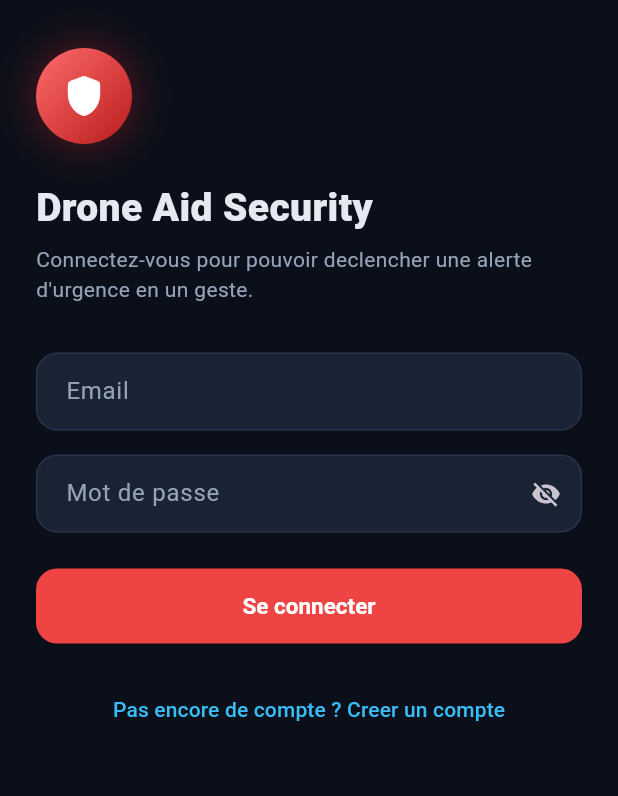
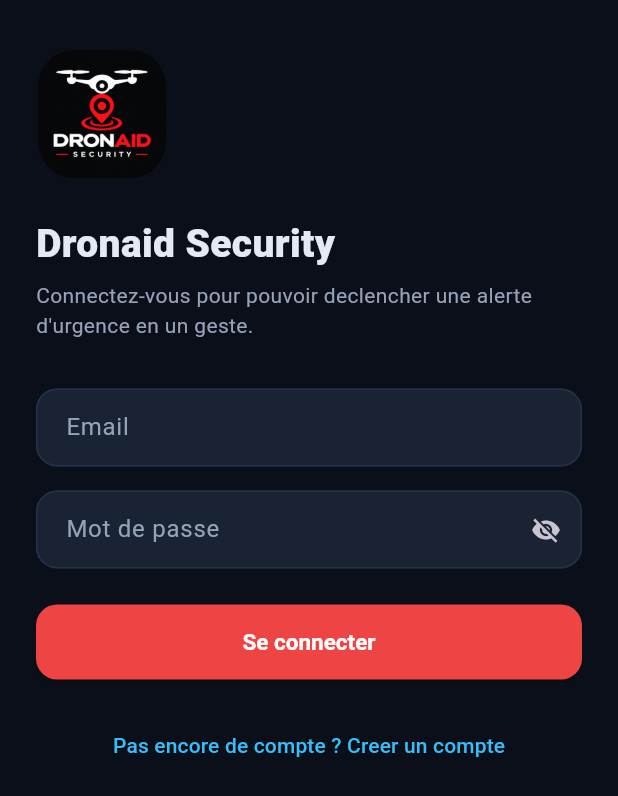
Before and after one commit to chaton2325/Droneprotection-Flutter-frontend, a Flutter app: the screen it shows after launch, on a phone screen of 412 x 824 dp. Shown: the top 796 px of the screen. Run offline on Flutter 3.47's test engine with Material 3 defaults, Android fonts, the phone set to English and light mode, and no system bars; our stand-ins replace camera, geocoding, geolocator, image_picker, permission_handler, shared_preferences and 1 more; missing offline and left inert: crop_your_image, record; accounts and stored records are empty.

Commit message:
feat: Dronaid branding, app icons, mandatory permissions gate, iPhone-only, release signing
- Dronaid logo in app + Android/iOS/web icons; rename to Dronaid
- Mandatory location/camera/mic gate after login with per-permission activation and settings modal
- Simple user role label, iOS Podfile + Xcode Cloud post-clone script, iPhone-only target
- Android release signing config (keystore ignored by git)

Co-Authored-By: Claude Sonnet 5.5 <noreply@anthropic.com>
Claude-Session: https://claude.ai/code/session_01UYChHpDn1zBqjcrwcHu8sc

```diff
--- a/lib/app.dart
+++ b/lib/app.dart
@@ -1,5 +1,6 @@
 import 'package:flutter/material.dart';
 import 'package:provider/provider.dart';
+import 'screens/location_required_screen.dart';
 import 'screens/login_screen.dart';
 import 'screens/require_avatar_screen.dart';
 import 'screens/root_shell.dart';
@@ -13,7 +14,7 @@ class DronaidApp extends StatelessWidget {
   @override
   Widget build(BuildContext context) {
     return MaterialApp(
-      title: 'Drone Aid Security',
+      title: 'Dronaid Security',
       debugShowCheckedModeBanner: false,
       theme: AppTheme.dark,
       darkTheme: AppTheme.dark,
@@ -34,10 +35,11 @@ class AuthGate extends StatelessWidget {
     return switch (auth.status) {
       AuthStatus.unknown => const SplashScreen(),
       AuthStatus.unauthenticated => const LoginScreen(),
-      AuthStatus.authenticated =>
-        user != null && user.canTrigger && user.avatarUrl == null
+      AuthStatus.authenticated => PermissionGate(
+        child: user != null && user.canTrigger && user.avatarUrl == null
             ? const RequireAvatarScreen()
             : const RootShell(),
+      ),
     };
   }
 }
--- a/lib/screens/login_screen.dart
+++ b/lib/screens/login_screen.dart
@@ -2,6 +2,7 @@ import 'package:flutter/material.dart';
 import 'package:provider/provider.dart';
 import '../state/auth_provider.dart';
 import '../theme/app_theme.dart';
+import '../widgets/dronaid_logo.dart';
 import '../widgets/primary_button.dart';
 import 'register_screen.dart';
 
@@ -44,32 +45,10 @@ class _LoginScreenState extends State<LoginScreen> {
             child: Column(
               crossAxisAlignment: CrossAxisAlignment.start,
               children: [
-                Container(
-                  width: 64,
-                  height: 64,
-                  decoration: BoxDecoration(
-                    shape: BoxShape.circle,
-                    gradient: const LinearGradient(
-                      colors: [AppColors.brand400, AppColors.brand700],
-                      begin: Alignment.topLeft,
-                      end: Alignment.bottomRight,
-                    ),
-                    boxShadow: [
-                      BoxShadow(
-                        color: AppColors.brand600.withValues(alpha: 0.4),
-                        blurRadius: 24,
-                      ),
-                    ],
-                  ),
-                  child: const Icon(
-                    Icons.shield_rounded,
-                    color: Colors.white,
-                    size: 32,
-                  ),
-                ),
+                const DronaidLogo(size: 88),
                 const SizedBox(height: 24),
                 const Text(
-                  'Drone Aid Security',
+                  'Dronaid Security',
                   style: TextStyle(fontSize: 26, fontWeight: FontWeight.w800),
                 ),
                 const SizedBox(height: 6),
--- a/lib/screens/register_screen.dart
+++ b/lib/screens/register_screen.dart
@@ -32,7 +32,7 @@ class _RegisterScreenState extends State<RegisterScreen> {
   static const _roles = [
     (
       value: 'victim',
-      title: 'Utilisateur mobile',
+      title: 'Utilisateur simple',
       desc: "Declencher une alerte d'urgence en cas de besoin.",
     ),
     (
--- a/lib/screens/root_shell.dart
+++ b/lib/screens/root_shell.dart
@@ -105,7 +105,7 @@ class _RootShellState extends State<RootShell> with WidgetsBindingObserver {
               crossAxisAlignment: CrossAxisAlignment.start,
               children: [
                 const Text(
-                  'Drone Aid Security',
+                  'Dronaid Security',
                   style: TextStyle(
                     fontSize: 15,
                     fontWeight: FontWeight.w800,
--- a/lib/screens/splash_screen.dart
+++ b/lib/screens/splash_screen.dart
@@ -1,5 +1,6 @@
 import 'package:flutter/material.dart';
 import '../theme/app_theme.dart';
+import '../widgets/dronaid_logo.dart';
 
 class SplashScreen extends StatelessWidget {
   const SplashScreen({super.key});
@@ -12,8 +13,8 @@ class SplashScreen extends StatelessWidget {
         child: Column(
           mainAxisSize: MainAxisSize.min,
           children: [
-            Icon(Icons.shield_rounded, color: AppColors.brand500, size: 56),
-            SizedBox(height: 16),
+            DronaidLogo(size: 120),
+            SizedBox(height: 24),
             CircularProgressIndicator(color: AppColors.brand500),
           ],
         ),
--- /dev/null
+++ b/lib/widgets/dronaid_logo.dart
@@ -0,0 +1,17 @@
+import 'package:flutter/material.dart';
+
+class DronaidLogo extends StatelessWidget {
+  const DronaidLogo({super.key, this.size = 64});
+
+  final double size;
+
+  @override
+  Widget build(BuildContext context) {
+    return Image.asset(
+      'assets/images/logo.png',
+      width: size,
+      height: size,
+      filterQuality: FilterQuality.medium,
+    );
+  }
+}
--- a/pubspec.yaml
+++ b/pubspec.yaml
@@ -1,5 +1,5 @@
 name: drone_protection
-description: "Drone Aid Security - bouton d'urgence anti-bandit avec geolocalisation en temps reel."
+description: "Dronaid Security - bouton d'urgence anti-bandit avec geolocalisation en temps reel."
 publish_to: 'none'
 
 version: 1.0.0+1
@@ -24,6 +24,7 @@ dependencies:
   camera: ^0.12.0+2
   geocoding: ^3.0.0
   url_launcher: ^6.3.1
+  permission_handler: ^11.3.1
 
 dev_dependencies:
   flutter_test:
@@ -32,3 +33,6 @@ dev_dependencies:
 
 flutter:
   uses-material-design: true
+
+  assets:
+    - assets/images/logo.png
```
Also changed, not shown: lib/screens/emergency_tab.dart (+6 -2 lines), lib/screens/location_required_screen.dart (added, +310 -0 lines), lib/screens/settings_tab.dart (+10 -0 lines), lib/utils/permission_prompt.dart (added, +47 -0 lines), assets/images/app_icon.png (added), assets/images/dronaid logo.png (added), assets/images/logo.png (added), pubspec.lock, 50 other files.
